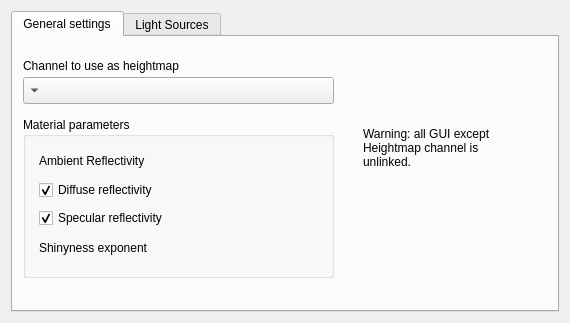
First picture: the form in krita/plugins/filters/phongbumpmap/wdgphongbumpmap.ui, repository KDE/krita, before the edit.
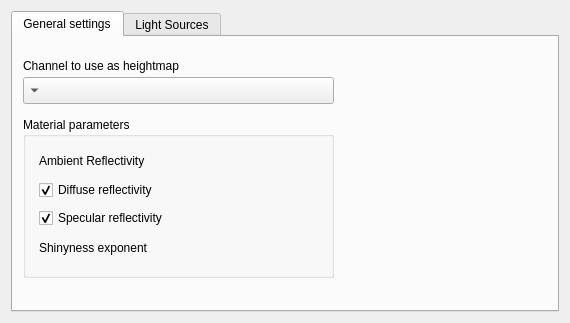
Second picture: the form after the edit. The open tabs and pages were chosen to show the change. Custom widgets are drawn as their Qt base class.

Patch:
```diff
--- a/krita/plugins/filters/phongbumpmap/wdgphongbumpmap.ui
+++ b/krita/plugins/filters/phongbumpmap/wdgphongbumpmap.ui
@@ -231,22 +231,6 @@
         <string>Channel to use as heightmap</string>
        </property>
       </widget>
-      <widget class="QLabel" name="warningGUILabel">
-       <property name="geometry">
-        <rect>
-         <x>350</x>
-         <y>80</y>
-         <width>141</width>
-         <height>61</height>
-        </rect>
-       </property>
-       <property name="text">
-        <string>Warning: all GUI except Heightmap channel is unlinked.</string>
-       </property>
-       <property name="wordWrap">
-        <bool>true</bool>
-       </property>
-      </widget>
      </widget>
      <widget class="QWidget" name="lightSources">
       <attribute name="title">
```
Left out of the diff: 2 changed lines with no effect on the pictures.
